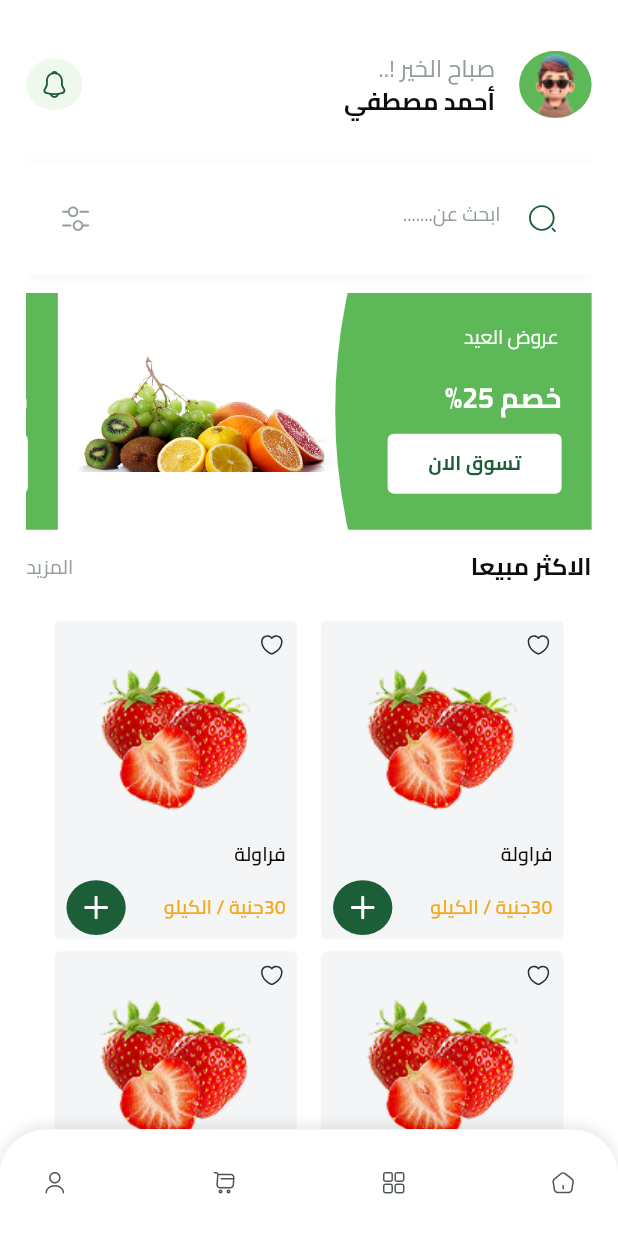
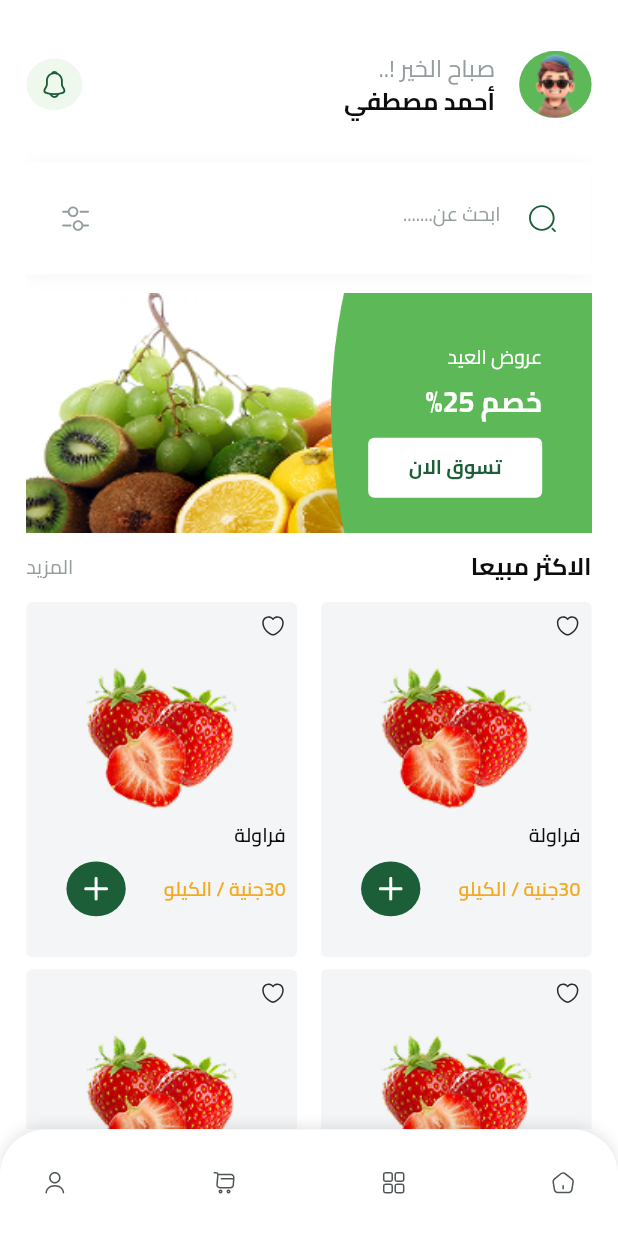
Before and after one commit to khaled365-code/Fruits_Hub_app, a Flutter app: the HomeScreen screen opened by its route, on a phone screen of 412 x 824 dp. Shown: the top 1233 px of the screen. Run offline on Flutter 3.47's test engine with Material 3 defaults, Android fonts, the phone set to English and light mode, and no system bars; our stand-ins replace bloc, cloud_firestore, dartz, dio, email_validator, equatable and 10 more; missing offline and left inert: flutter_facebook_auth; accounts and stored records are empty.

Commit message:
feat : modify the home offers container design

```diff
--- a/lib/core/utils/app_assets.dart
+++ b/lib/core/utils/app_assets.dart
@@ -7,6 +7,7 @@ class ImageConstants
   //images
  static const String fruitsOffersImage='assets/images/fruits_offers_image.png';
  static const String fraiseImage='assets/images/fraise_image.png';
+ static const String homeEllipseImage='assets/images/home_ellipse_image.png';
 
 
 
@@ -39,7 +40,6 @@ class ImageConstants
   static const String manProfileImage='assets/images/man_profile_image.png';
   static const String searchIcon='assets/icons/search_icon.svg';
   static const String searchListIcon='assets/icons/search_list_icon.svg';
-  static const String homeOfferEllipseIcon='assets/icons/home_offer_ellipse.svg';
   static const String heartIcon='assets/icons/herat_icon.svg';
   static const String plusIcon='assets/icons/plus_icon.svg';
   static const String homeIcon='assets/icons/home_icon.svg';
--- a/lib/features/home/presentation/views/screens/home_screen.dart
+++ b/lib/features/home/presentation/views/screens/home_screen.dart
@@ -41,9 +41,7 @@ class HomeScreen extends StatelessWidget {
                 ]
               ),
             ),
-            SliverPadding(
-              padding: EdgeInsets.symmetric(horizontal: 17.w, vertical: 12.5),
-              sliver: SliverGrid(
+            SliverGrid(
               delegate: SliverChildBuilderDelegate((context, index) => ProductItemWidget(),
                 childCount: 8,
               ),
@@ -54,7 +52,7 @@ class HomeScreen extends StatelessWidget {
                 mainAxisSpacing: 8,
               ),
             ),
-            ),
+            SliverToBoxAdapter(child: SpaceWidget(height: 15,),)
           ],
         ),
       ),
--- a/lib/features/home/presentation/views/widgets/add_product_button.dart
+++ b/lib/features/home/presentation/views/widgets/add_product_button.dart
@@ -19,7 +19,7 @@ class AddProductButton extends StatelessWidget {
       height: 36.h,
       decoration: ShapeDecoration(
         shape: OvalBorder(),
-        color: AppColors.primaryColor,
+        color: ThemeCubit().currentTheme==1?AppColors.primaryColor:AppColors.darkerPrimaryColor,
       ),
       child: Center(
         child: SvgPicture.asset(ImageConstants.plusIcon,colorFilter:
--- /dev/null
+++ b/lib/features/home/presentation/views/widgets/featured_offers_container.dart
@@ -0,0 +1,62 @@
+
+
+
+import 'package:flutter/material.dart';
+import 'package:flutter_screenutil/flutter_screenutil.dart';
+import 'package:flutter_svg/flutter_svg.dart';
+import 'package:fruits_commerce_app/core/global/manager/theme_cubit/theme_cubit.dart';
+import 'package:fruits_commerce_app/core/global/theme/app_colors.dart';
+import 'package:fruits_commerce_app/core/utils/app_assets.dart';
+
+class FeaturedOffersContainer extends StatelessWidget {
+  const FeaturedOffersContainer({super.key});
+
+  @override
+  Widget build(BuildContext context) {
+    return Container(
+      width: MediaQuery.sizeOf(context).width,
+      decoration: BoxDecoration(
+        borderRadius: BorderRadius.circular(4.r),
+      ),child: Stack(
+        children:
+        [
+          Positioned.fill(child: Image.asset(ImageConstants.fruitsOffersImage,fit: BoxFit.fitWidth,)),
+          Image.asset(ImageConstants.homeEllipseImage,),
+          PositionedDirectional(
+            top: 33.h,
+            start: 30.w,
+            child: Column(
+              crossAxisAlignment: CrossAxisAlignment.start,
+              children:
+              [
+                Text('عروض العيد',style: Theme.of(context).textTheme.bodyMedium?.copyWith(
+                    color: AppColors.textColors[ThemeCubit().currentTheme==0?1:0]
+                ),),
+                Padding(
+                  padding:  EdgeInsetsDirectional.only(top: 8.h),
+                  child: Text('خصم 25%',style: Theme.of(context).textTheme.headlineMedium?.copyWith(
+                      color: AppColors.textColors[ThemeCubit().currentTheme==0?1:0]
+                  ),),
+                ),
+                Padding(
+                  padding:  EdgeInsetsDirectional.only(top: 7.h),
+                  child: TextButton(onPressed: (){},
+                      style: TextButton.styleFrom(
+                          fixedSize: Size(116, 32),
+                          backgroundColor: AppColors.backgroundColors[ThemeCubit().currentTheme],
+                          shape: RoundedRectangleBorder(
+                              borderRadius: BorderRadius.circular(4.r)
+                          )
+                      ),
+                      child: Text('تسوق الان',style: Theme.of(context).textTheme.labelLarge?.copyWith(
+                          color:ThemeCubit().currentTheme==0? AppColors.darkerPrimaryColor:AppColors.primaryColor
+                      ),)),
+                ),
+              ],
+            ),
+          ),
+
+        ],
+      ),);
+  }
+}
--- a/lib/features/home/presentation/views/widgets/home_offers_container.dart
+++ /dev/null
@@ -1,70 +0,0 @@
-
-
-
-import 'package:flutter/material.dart';
-import 'package:flutter_screenutil/flutter_screenutil.dart';
-import 'package:flutter_svg/flutter_svg.dart';
-import 'package:fruits_commerce_app/core/global/manager/theme_cubit/theme_cubit.dart';
-import 'package:fruits_commerce_app/core/global/theme/app_colors.dart';
-import 'package:fruits_commerce_app/core/utils/app_assets.dart';
-
-class HomeOffersContainer extends StatelessWidget {
-  const HomeOffersContainer({super.key});
-
-  @override
-  Widget build(BuildContext context) {
-    return AspectRatio(
-      aspectRatio: 342/158,
-      child: Stack(
-        children:
-        [
-          Container(
-            decoration: BoxDecoration(
-              borderRadius: BorderRadius.circular(4.r),
-            ),
-            child: Row(
-              children:
-              [
-                SvgPicture.asset(ImageConstants.homeOfferEllipseIcon),
-                Expanded(child: Image.asset(ImageConstants.fruitsOffersImage,fit: BoxFit.fitHeight,)),
-
-              ],
-            ),
-          ),
-          Padding(
-            padding:  EdgeInsetsDirectional.only(start: 20.w,top: 20.h),
-            child: Text('عروض العيد',style: Theme.of(context).textTheme.bodyMedium?.copyWith(
-              color: AppColors.textColors[ThemeCubit().currentTheme==0?1:0]
-            ),),
-          ),
-          PositionedDirectional(
-            top: 58,
-            start: 20,
-            child: Text('خصم 25%',style: Theme.of(context).textTheme.headlineMedium?.copyWith(
-                color: AppColors.textColors[ThemeCubit().currentTheme==0?1:0]
-            ),),
-          ),
-          PositionedDirectional(
-            top: 90,
-            start: 20,
-            child: Padding(
-              padding: const EdgeInsetsDirectional.only(end: 30,),
-              child: TextButton(onPressed: (){},
-                  style: TextButton.styleFrom(
-                    fixedSize: Size(116, 32),
-                    backgroundColor: AppColors.backgroundColors[ThemeCubit().currentTheme],
-                    shape: RoundedRectangleBorder(
-                      borderRadius: BorderRadius.circular(4.r)
-                    )
-                  ),
-                  child: Text('تسوق الان',style: Theme.of(context).textTheme.labelLarge?.copyWith(
-                    color:ThemeCubit().currentTheme==0? AppColors.darkerPrimaryColor:AppColors.primaryColor
-                  ),)),
-            ),
-
-          ),
-
-        ],
-      ),);
-  }
-}
--- a/lib/features/home/presentation/views/widgets/offers_list_view_widget.dart
+++ b/lib/features/home/presentation/views/widgets/offers_list_view_widget.dart
@@ -4,7 +4,7 @@
 import 'package:flutter/material.dart';
 import 'package:flutter_screenutil/flutter_screenutil.dart';
 import 'package:fruits_commerce_app/core/widgets/space_widget.dart';
-import 'package:fruits_commerce_app/features/home/presentation/views/widgets/home_offers_container.dart';
+import 'package:fruits_commerce_app/features/home/presentation/views/widgets/featured_offers_container.dart';
 
 class OffersListViewWidget extends StatelessWidget {
   const OffersListViewWidget({super.key});
@@ -14,7 +14,8 @@ class OffersListViewWidget extends StatelessWidget {
     return SizedBox(
       height: 158.h,
       child: ListView.separated(
-        itemBuilder: (context,index)=>HomeOffersContainer(),
+        padding: EdgeInsetsDirectional.zero,
+        itemBuilder: (context,index)=>FeaturedOffersContainer(),
         separatorBuilder: (context, index) => SpaceWidget(width: 8,),
         itemCount: 3,
         scrollDirection: Axis.horizontal,
--- a/lib/features/home/presentation/views/widgets/product_item_widget.dart
+++ b/lib/features/home/presentation/views/widgets/product_item_widget.dart
@@ -17,9 +17,7 @@ class ProductItemWidget extends StatelessWidget {
 
   @override
   Widget build(BuildContext context) {
-    return AspectRatio(
-      aspectRatio: 163/214,
-      child: Stack(
+    return Stack(
       children: [
         Container(
         decoration: BoxDecoration(
@@ -27,12 +25,13 @@ class ProductItemWidget extends StatelessWidget {
           borderRadius: BorderRadius.circular(4.r)
         ),
         ),
-          Padding(
-            padding: EdgeInsetsDirectional.only(start: 8.w,top: 8.h),
+        PositionedDirectional(
+          start: 8,
+          top: 8,
           child: SvgPicture.asset(ImageConstants.heartIcon),
         ),
         PositionedDirectional(
-            top: 17,
+          top: 20,
           start: 16.5,
           end: 16.5,
           child: Image.asset(ImageConstants.fraiseImage),
@@ -59,7 +58,6 @@ class ProductItemWidget extends StatelessWidget {
         ),
 
       ],
-      ),
     );
   }
 }
```
Also changed, not shown: assets/icons/home_offer_ellipse.svg (deleted), assets/images/home_ellipse_image.png (added). Lines whose indentation alone changed are shown as unchanged.
